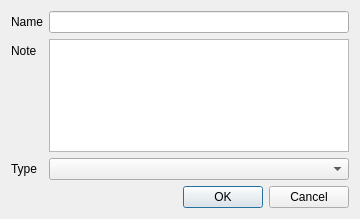
This is src/TimeTracker/edit_activity_field_dialog.ui in miere43/jatt as Qt 5 draws it before an edit. The edited form follows.
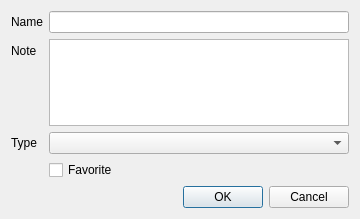
This is the edited form.

Commit message: Added favorite activities.

Diff of the .ui file:
```diff
--- a/src/TimeTracker/edit_activity_field_dialog.ui
+++ b/src/TimeTracker/edit_activity_field_dialog.ui
@@ -57,7 +57,7 @@
    <item row="3" column="1">
     <widget class="QComboBox" name="typeComboBox"/>
    </item>
-   <item row="4" column="1">
+   <item row="5" column="1">
     <widget class="QDialogButtonBox" name="buttonBox">
      <property name="orientation">
       <enum>Qt::Horizontal</enum>
@@ -70,6 +70,13 @@
    <item row="1" column="1">
     <widget class="QLineEdit" name="nameEdit"/>
    </item>
+   <item row="4" column="1">
+    <widget class="QCheckBox" name="favoriteCheckBox">
+     <property name="text">
+      <string>Favorite</string>
+     </property>
+    </widget>
+   </item>
   </layout>
  </widget>
  <tabstops>
```
The commit also changes 7 other files.
